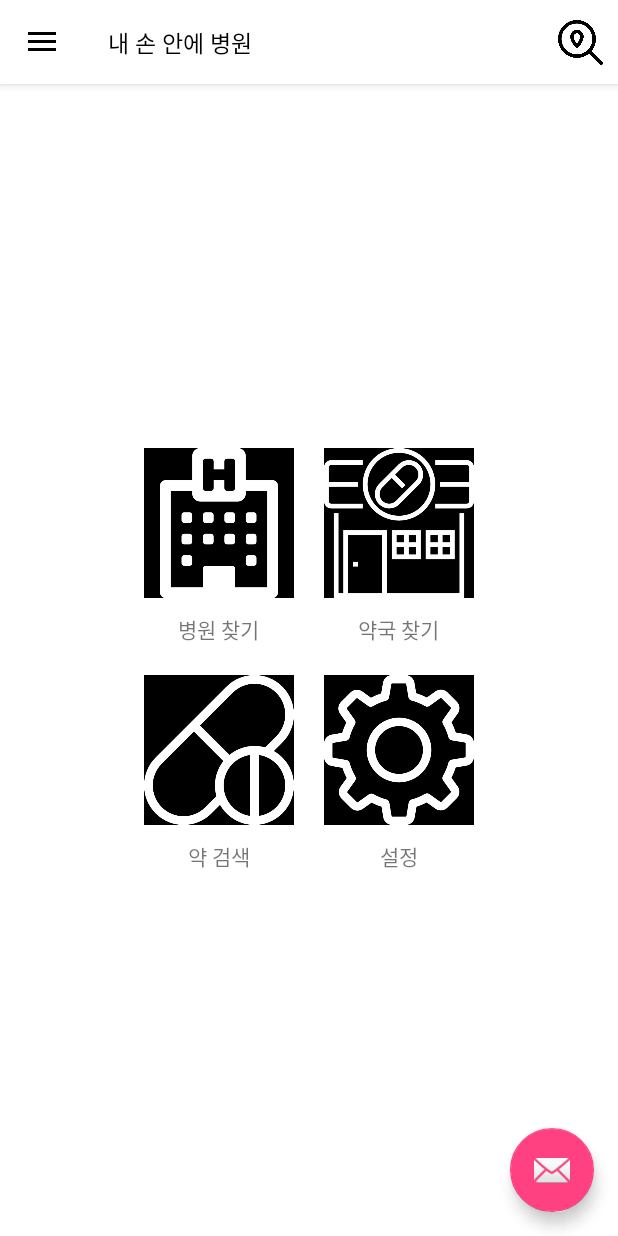
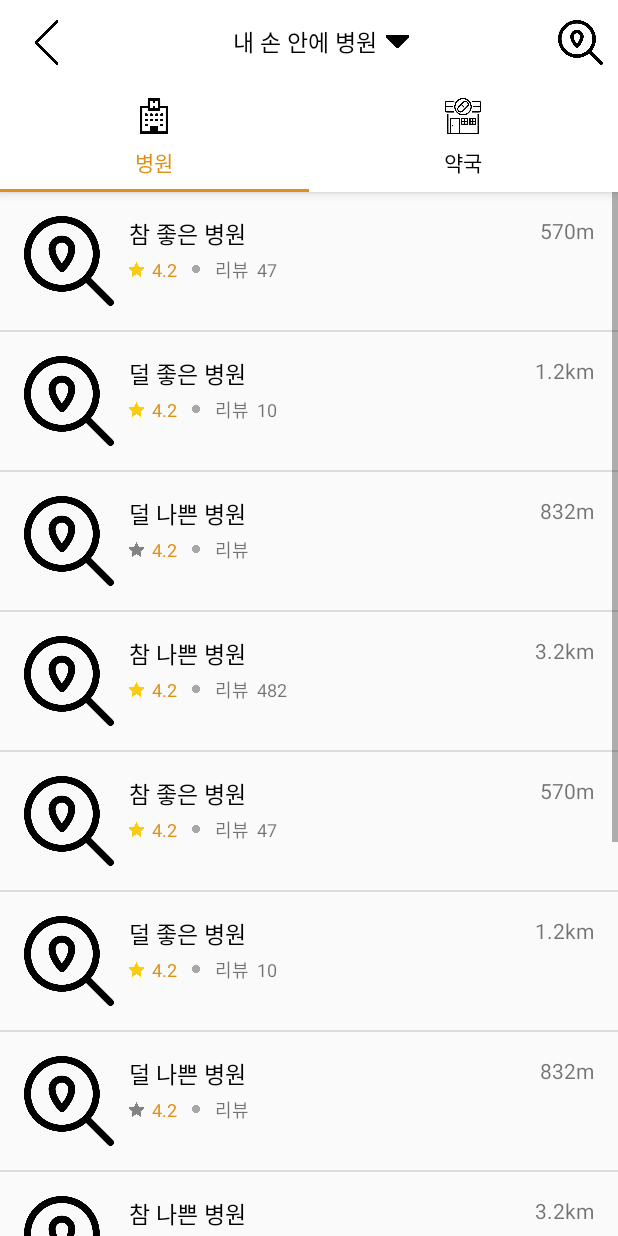
Before and after one commit to kyo4755/YeonHwaProject, an Android app: the screen it shows after launch (MainActivity before the commit, FindActivity after it), after a tap on "약국 찾기", on a phone screen of 412 x 824 dp. Run offline under Robolectric (Android 15) with nearby library versions, the phone set to English and light mode, and no system bars; libraries missing offline, so code that uses them is left out: jp.wasabeef.glide; 3 statements that could not run were skipped.

Commit message:
약국, 약검색, 설정 페이지 연결

```diff
--- a/app/src/main/java/com/dongyang/yeonhwaproject/FindFragment/FindPharmacyActivity.java
+++ b/app/src/main/java/com/dongyang/yeonhwaproject/FindFragment/FindPharmacyActivity.java
@@ -1,12 +1,20 @@
 package com.dongyang.yeonhwaproject.FindFragment;
 
+import android.content.Intent;
 import android.os.Bundle;
 import android.support.v4.app.Fragment;
 import android.view.LayoutInflater;
 import android.view.View;
 import android.view.ViewGroup;
+import android.widget.AdapterView;
+import android.widget.ListView;
 
+import com.dongyang.yeonhwaproject.Adapter.FindMainAdapter;
+import com.dongyang.yeonhwaproject.DetailActivity.FindDetailActivity;
+import com.dongyang.yeonhwaproject.POJO.FindPOJO;
 import com.dongyang.yeonhwaproject.R;
+
+import java.util.ArrayList;
 
 /**
  * Created by Kim Jong-Hwa on 2018-05-26.
@@ -18,6 +26,109 @@ public class FindPharmacyActivity extends Fragment{
     public View onCreateView(LayoutInflater inflater, ViewGroup container, Bundle savedInstanceState) {
         View view = inflater.inflate(R.layout.find_pharmacy_content, container, false);
 
+        ListView listView = view.findViewById(R.id.find_pharmacy_listview);
+        FindMainAdapter adapter = new FindMainAdapter();
+
+        adapter.temp_data(temp_data());
+        listView.setAdapter(adapter);
+        listView.setOnItemClickListener(new AdapterView.OnItemClickListener() {
+            @Override
+            public void onItemClick(AdapterView<?> parent, View view, int position, long id) {
+                Intent it = new Intent(getContext(), FindDetailActivity.class);
+                startActivity(it);
+                getActivity().overridePendingTransition(R.anim.right_in_animation, R.anim.not_move_animation);
+            }
+        });
         return view;
     }
+
+    private ArrayList<FindPOJO> temp_data(){
+        ArrayList<FindPOJO> list = new ArrayList<>();
+
+        FindPOJO pojo = new FindPOJO();
+        pojo.setName("참 좋은 약국");
+        pojo.setReview_count("47");
+        pojo.setDistance("570m");
+        pojo.setIs_review_in(true);
+        list.add(pojo);
+
+        pojo = new FindPOJO();
+        pojo.setName("덜 좋은 약국");
+        pojo.setReview_count("10");
+        pojo.setDistance("1.2km");
+        pojo.setIs_review_in(true);
+        list.add(pojo);
+
+        pojo = new FindPOJO();
+        pojo.setName("덜 나쁜 약국");
+        pojo.setReview_count("");
+        pojo.setDistance("832m");
+        pojo.setIs_review_in(false);
+        list.add(pojo);
+
+        pojo = new FindPOJO();
+        pojo.setName("참 나쁜 약국");
+        pojo.setReview_count("482");
+        pojo.setDistance("3.2km");
+        pojo.setIs_review_in(true);
+        list.add(pojo);
+
+        pojo = new FindPOJO();
+        pojo.setName("참 좋은 약국");
+        pojo.setReview_count("47");
+        pojo.setDistance("570m");
+        pojo.setIs_review_in(true);
+        list.add(pojo);
+
+        pojo = new FindPOJO();
+        pojo.setName("덜 좋은 약국");
+        pojo.setReview_count("10");
+        pojo.setDistance("1.2km");
+        pojo.setIs_review_in(true);
+        list.add(pojo);
+
+        pojo = new FindPOJO();
+        pojo.setName("덜 나쁜 약국");
+        pojo.setReview_count("");
+        pojo.setDistance("832m");
+        pojo.setIs_review_in(false);
+        list.add(pojo);
+
+        pojo = new FindPOJO();
+        pojo.setName("참 나쁜 약국");
+        pojo.setReview_count("482");
+        pojo.setDistance("3.2km");
+        pojo.setIs_review_in(true);
+        list.add(pojo);
+
+        pojo = new FindPOJO();
+        pojo.setName("참 좋은 약국");
+        pojo.setReview_count("47");
+        pojo.setDistance("570m");
+        pojo.setIs_review_in(true);
+        list.add(pojo);
+
+        pojo = new FindPOJO();
+        pojo.setName("덜 좋은 약국");
+        pojo.setReview_count("10");
+        pojo.setDistance("1.2km");
+        pojo.setIs_review_in(true);
+        list.add(pojo);
+
+        pojo = new FindPOJO();
+        pojo.setName("덜 나쁜 약국");
+        pojo.setReview_count("");
+        pojo.setDistance("832m");
+        pojo.setIs_review_in(false);
+        list.add(pojo);
+
+        pojo = new FindPOJO();
+        pojo.setName("참 나쁜 약국");
+        pojo.setReview_count("482");
+        pojo.setDistance("3.2km");
+        pojo.setIs_review_in(true);
+        list.add(pojo);
+
+        return list;
+    }
 }
--- a/app/src/main/java/com/dongyang/yeonhwaproject/MainActivity.java
+++ b/app/src/main/java/com/dongyang/yeonhwaproject/MainActivity.java
@@ -23,6 +23,7 @@ import com.bumptech.glide.Glide;
 import com.bumptech.glide.RequestManager;
 import com.dongyang.yeonhwaproject.FindFragment.FindDrugsActivity;
 import com.dongyang.yeonhwaproject.FindFragment.FindHospitalActivity;
+import com.dongyang.yeonhwaproject.FindFragment.FindPharmacyActivity;
 
 import jp.wasabeef.glide.transformations.CropCircleTransformation;
 
@@ -182,13 +183,13 @@ public class MainActivity extends AppCompatActivity
     }
 
     private void findPharmacyClickListener() {
-//        Intent it = new Intent(MainActivity.this, FindActivity.class);
-//        startActivity(it);
+        Intent it = new Intent(MainActivity.this, FindActivity.class);
+        startActivity(it);
     }
 
     private void findDrugsClickListener() {
-//        Intent it = new Intent(MainActivity.this, FindActivity.class);
-//        startActivity(it);
+        Intent it = new Intent(MainActivity.this, FindDrugsActivity.class);
+        startActivity(it);
     }
 
     private void SettingsClickListener() {
```
Also changed, not shown: app/src/main/AndroidManifest.xml (+7 -2 lines), app/src/main/java/com/dongyang/yeonhwaproject/SettingActivity.java (+35 -1 lines), app/src/main/res/layout/settings_content.xml (added, +107 -0 lines), app/src/main/res/layout/settings_main.xml (+9 -7 lines), app/src/main/res/layout/settings_toolbar.xml (added, +48 -0 lines).
